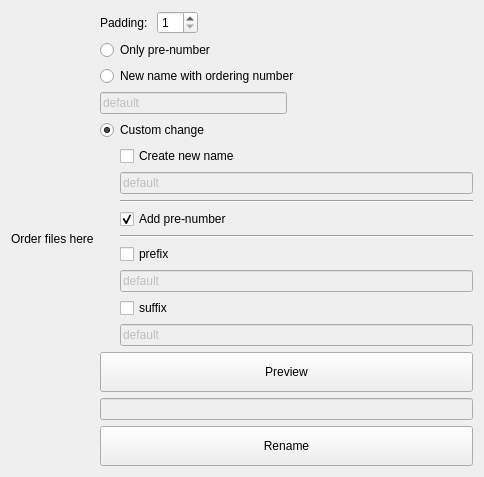
Qt form ui.ui (BulinThira/file_nameChange) before a commit.
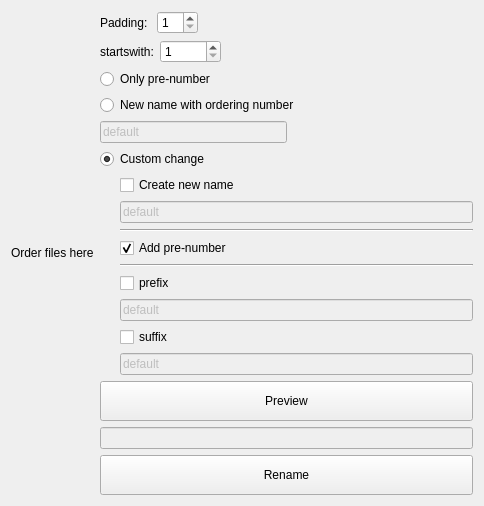
The same form after that commit.

```diff
--- a/ui.ui
+++ b/ui.ui
@@ -7,7 +7,7 @@
     <x>0</x>
     <y>0</y>
     <width>484</width>
-    <height>412</height>
+    <height>460</height>
    </rect>
   </property>
   <property name="windowTitle">
@@ -67,6 +67,40 @@
      </item>
      <item>
       <layout class="QVBoxLayout" name="verticalLayout_7">
+       <item>
+        <layout class="QHBoxLayout" name="horizontalLayout_4">
+         <item>
+          <widget class="QLabel" name="label_3">
+           <property name="text">
+            <string>startswith:</string>
+           </property>
+          </widget>
+         </item>
+         <item>
+          <widget class="QSpinBox" name="startswith_spinbox">
+           <property name="minimum">
+            <number>1</number>
+           </property>
+           <property name="maximum">
+            <number>99999</number>
+           </property>
+          </widget>
+         </item>
+         <item>
+          <spacer name="horizontalSpacer_3">
+           <property name="orientation">
+            <enum>Qt::Horizontal</enum>
+           </property>
+           <property name="sizeHint" stdset="0">
+            <size>
+             <width>40</width>
+             <height>20</height>
+            </size>
+           </property>
+          </spacer>
+         </item>
+        </layout>
+       </item>
        <item>
         <widget class="QRadioButton" name="only_radbtn">
          <property name="text">
```
